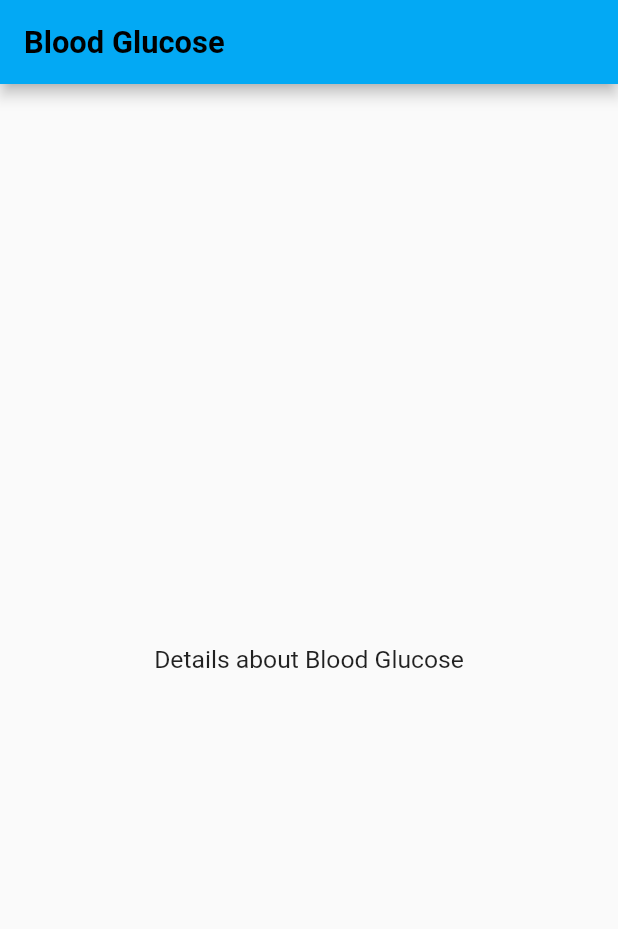
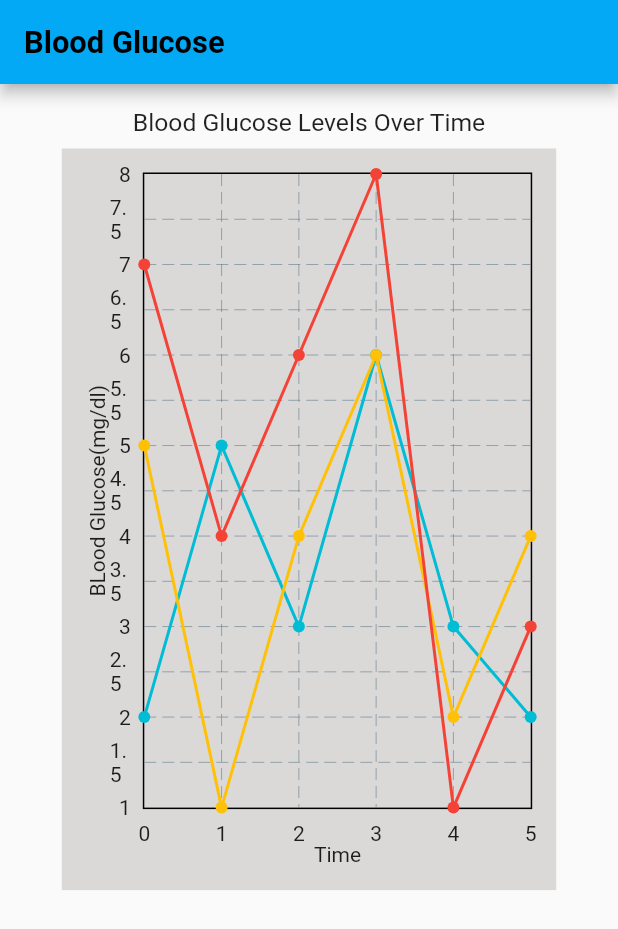
Before and after one commit to AnshumSingla/diacare360, a Flutter app: the BloodGlucose screen opened directly, on a phone screen of 412 x 824 dp. Shown: the top 929 px of the screen. Run offline on Flutter 3.47's test engine with Material 3 defaults, Android fonts, the phone set to English and light mode, and no system bars; drawn by our look-alikes of fl_chart.

Commit message:
added graphs

```diff
--- /dev/null
+++ b/lib/Pages/Utility/lineGraph.dart
@@ -0,0 +1,68 @@
+import 'package:diacare360/Pages/Utility/points.dart';
+import 'package:fl_chart/fl_chart.dart';
+import 'package:flutter/material.dart';
+
+class lineGraph extends StatefulWidget {
+  final List<pointxy> points;
+  const lineGraph(this.points, {super.key});
+
+  @override
+  State<lineGraph> createState() => _lineGraphState();
+}
+
+class _lineGraphState extends State<lineGraph> {
+  @override
+  Widget build(BuildContext context) {
+    return AspectRatio(
+      aspectRatio: 2,
+      child: LineChart(
+        LineChartData(
+          lineBarsData: [
+            LineChartBarData(
+              spots: dayPointData
+                  .map((point) => FlSpot(point.bg, point.time.toDouble()))
+                  .toList(),
+              isCurved: false,
+              dotData: FlDotData(show: true),
+              shadow: Shadow(blurRadius: 1),
+            ),
+            LineChartBarData(
+              spots: weekPointData
+                  .map((point) => FlSpot(point.bg, point.time.toDouble()))
+                  .toList(),
+              isCurved: false,
+              dotData: FlDotData(show: true),
+              shadow: Shadow(blurRadius: 1),
+              color: Colors.amber,
+            ),
+            LineChartBarData(
+              spots: monthPointData
+                  .map((point) => FlSpot(point.bg, point.time.toDouble()))
+                  .toList(),
+              isCurved: false,
+              dotData: FlDotData(show: true),
+              shadow: Shadow(blurRadius: 1),
+              color: Colors.red,
+            ),
+          ],
+          titlesData: FlTitlesData(
+            leftTitles: AxisTitles(
+              axisNameWidget: Text('BLood Glucose(mg/dl)'),
+              sideTitles: SideTitles(
+                showTitles: true,
+              ),
+            ),
+            bottomTitles: AxisTitles(
+              axisNameWidget: Text('Time'),
+              sideTitles: SideTitles(
+                showTitles: true,
+              ),
+            ),
+            rightTitles: AxisTitles(),
+            topTitles: AxisTitles(),
+          ),
+        ),
+      ),
+    );
+  }
+}
--- /dev/null
+++ b/lib/Pages/Utility/points.dart
@@ -0,0 +1,52 @@
+import 'package:collection/collection.dart';
+
+class pointxy {
+  final double bg;
+  final int time;
+  pointxy({required this.bg, required this.time});
+}
+
+List<pointxy> get dayPointData {
+  final data = <double>[
+    2,
+    5,
+    3,
+    6,
+    3,
+    2,
+  ];
+  return data
+      .mapIndexed(((index, element) =>
+          pointxy(bg: index.toDouble(), time: element.toInt())))
+      .toList();
+}
+
+List<pointxy> get weekPointData {
+  final data = <double>[
+    5,
+    1,
+    4,
+    6,
+    2,
+    4,
+  ];
+  return data
+      .mapIndexed(((index, element) =>
+          pointxy(bg: index.toDouble(), time: element.toInt())))
+      .toList();
+}
+
+List<pointxy> get monthPointData {
+  final data = <double>[
+    7,
+    4,
+    6,
+    8,
+    1,
+    3,
+  ];
+  return data
+      .mapIndexed(((index, element) =>
+          pointxy(bg: index.toDouble(), time: element.toInt())))
+      .toList();
+}
--- a/lib/Pages/homePageGrid/bloodGlucose.dart
+++ b/lib/Pages/homePageGrid/bloodGlucose.dart
@@ -1,3 +1,5 @@
+import 'package:diacare360/Pages/Utility/lineGraph.dart';
+import 'package:diacare360/Pages/Utility/points.dart';
 import 'package:flutter/material.dart';
 
 class BloodGlucose extends StatefulWidget {
@@ -19,6 +21,9 @@ class _BloodGlucoseState extends State<BloodGlucose> {
       fontSize: MediaQuery.of(context).size.width * 0.04,
     );
 
+    final screenWidth = MediaQuery.of(context).size.width;
+    final screenHeight = MediaQuery.of(context).size.height;
+
     return Scaffold(
       appBar: AppBar(
         title: Text(
@@ -27,10 +32,29 @@ class _BloodGlucoseState extends State<BloodGlucose> {
         ),
       ),
       body: Center(
-        child: Text(
-          "Details about Blood Glucose",
-          style: bodyTextStyle,
-          textAlign: TextAlign.center, // Centers the text properly
+        child: Column(
+          crossAxisAlignment: CrossAxisAlignment.center,
+          children: [
+            Padding(
+              padding: const EdgeInsets.only(top: 16.0, bottom: 8.0),
+              child: Text(
+                "Blood Glucose Levels Over Time",
+                style: bodyTextStyle,
+                textAlign: TextAlign.center,
+              ),
+            ),
+            SizedBox(
+              width: screenWidth * 0.8,
+              height: screenHeight * 0.6,
+              child: Container(
+                color: const Color.fromARGB(255, 219, 216, 216),
+                child: Padding(
+                  padding: const EdgeInsets.all(16.0),
+                  child: lineGraph(dayPointData),
+                ),
+              ),
+            ),
+          ],
         ),
       ),
     );
--- a/pubspec.yaml
+++ b/pubspec.yaml
@@ -31,6 +31,7 @@ dependencies:
   flutter:
     sdk: flutter
   provider: ^6.0.0
+  fl_chart: ^0.70.2
 
   # The following adds the Cupertino Icons font to your application.
   # Use with the CupertinoIcons class for iOS style icons.
```
